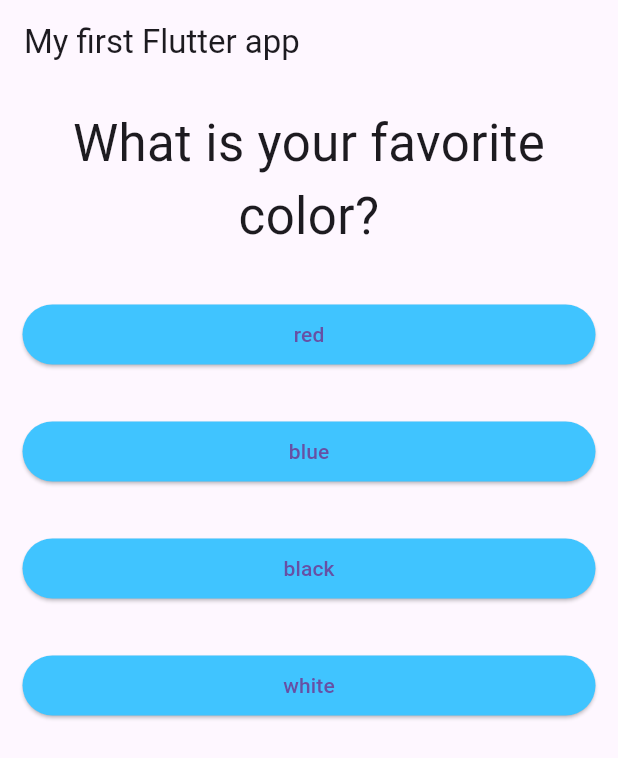
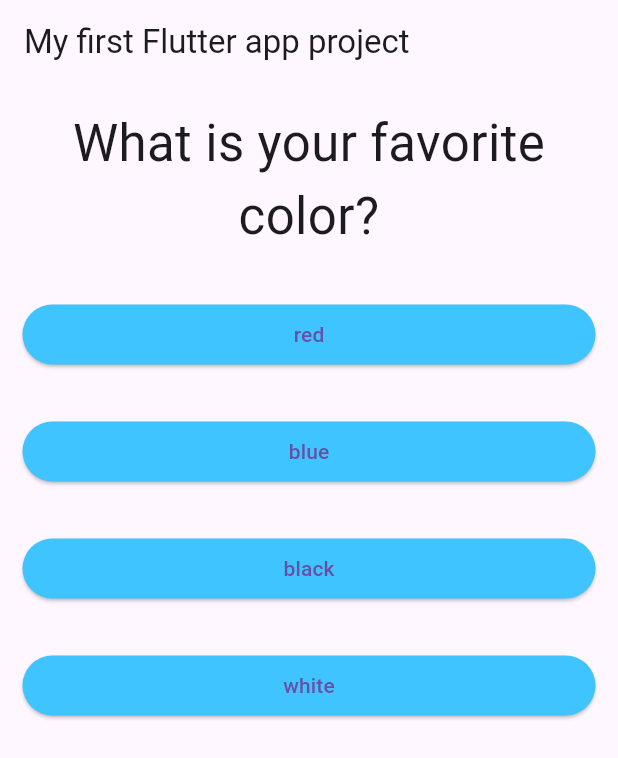
Before and after one commit to Majok-Bol/quiz_app, a Flutter app: the screen it shows after launch, on a phone screen of 412 x 824 dp. Shown: the top 758 px of the screen. Run offline on Flutter 3.47's test engine with Material 3 defaults, Android fonts, the phone set to English and light mode, and no system bars.

Commit message:
changed the title

```diff
--- a/lib/main.dart
+++ b/lib/main.dart
@@ -64,7 +64,7 @@ class _MyAppState extends State<MyApp> {
   Widget build(BuildContext context) {
     return MaterialApp(
       home: Scaffold(
-        appBar: AppBar(title: Text('My first Flutter app')),
+        appBar: AppBar(title: Text('My first Flutter app project')),
         body:
             _questionIndex < _questions.length
                 ? Quiz(
```
